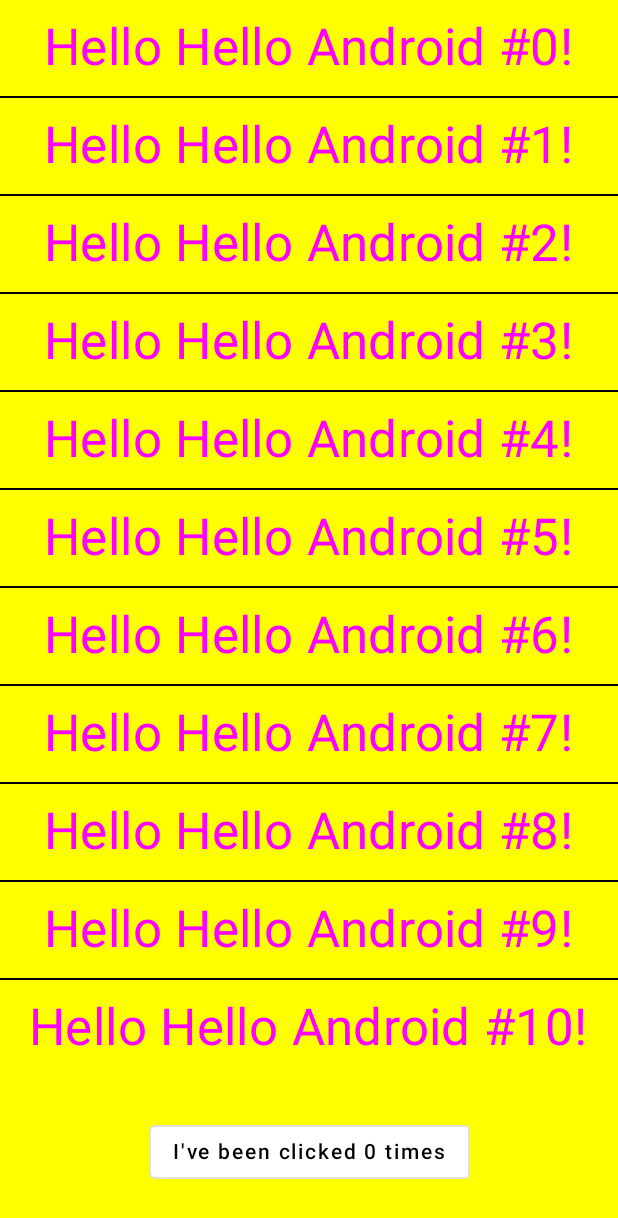
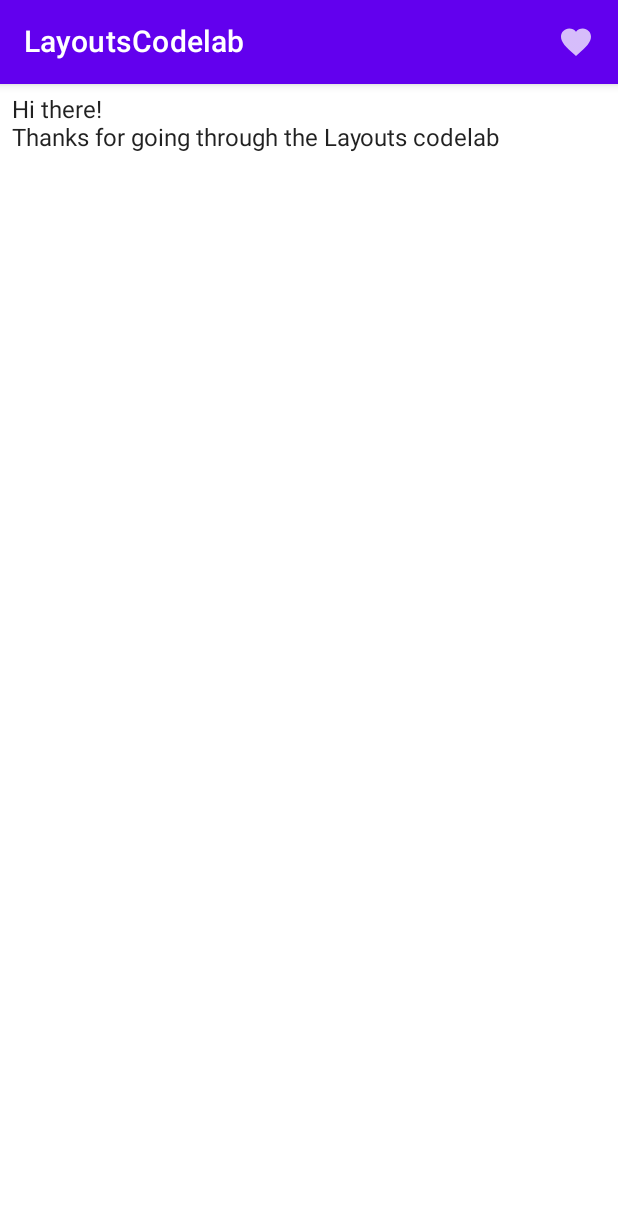
Before and after one commit to Coder481/Jetpack_Compose, an Android app built with Jetpack Compose: the @Preview function DefaultPreview, on a phone screen of 412 x 824 dp. Shown: the top 1218 px of the screen. Run offline under Robolectric (Android 15) with nearby library versions, the phone set to English and light mode, and no system bars; pictures from the network do not load.

Commit message:
Columns and Raws

```diff
--- a/app/src/main/AndroidManifest.xml
+++ b/app/src/main/AndroidManifest.xml
@@ -1,6 +1,8 @@
 <?xml version="1.0" encoding="utf-8"?>
 <manifest xmlns:android="http://schemas.android.com/apk/res/android"
     package="com.hrithik.composebasics">
+
+    <uses-permission android:name="android.permission.INTERNET"/>
 
     <application
         android:allowBackup="true"
@@ -12,7 +14,7 @@
         <activity
             android:name=".MainActivity"
             android:exported="true"
-            android:label="@string/app_name"
+            android:label="@string/title_activity_main"
             android:theme="@style/Theme.ComposeBasics.NoActionBar">
             <intent-filter>
                 <action android:name="android.intent.action.MAIN" />
--- a/app/src/main/java/com/hrithik/composebasics/MainActivity.kt
+++ b/app/src/main/java/com/hrithik/composebasics/MainActivity.kt
@@ -3,166 +3,211 @@ package com.hrithik.composebasics
 import android.os.Bundle
 import androidx.activity.ComponentActivity
 import androidx.activity.compose.setContent
-import androidx.compose.animation.animateColorAsState
-import androidx.compose.foundation.background
-import androidx.compose.foundation.clickable
-import androidx.compose.foundation.layout.Arrangement
-import androidx.compose.foundation.layout.Column
-import androidx.compose.foundation.layout.fillMaxHeight
-import androidx.compose.foundation.layout.padding
+import androidx.compose.foundation.*
+import androidx.compose.foundation.layout.*
 import androidx.compose.foundation.lazy.LazyColumn
-import androidx.compose.foundation.lazy.items
+import androidx.compose.foundation.lazy.rememberLazyListState
+import androidx.compose.foundation.shape.CircleShape
+import androidx.compose.foundation.shape.RoundedCornerShape
 import androidx.compose.material.*
-import androidx.compose.runtime.*
+import androidx.compose.material.icons.Icons
+import androidx.compose.material.icons.filled.Favorite
+import androidx.compose.runtime.Composable
+import androidx.compose.runtime.CompositionLocalProvider
+import androidx.compose.runtime.rememberCoroutineScope
 import androidx.compose.ui.Alignment
 import androidx.compose.ui.Modifier
-import androidx.compose.ui.graphics.Color
+import androidx.compose.ui.draw.clip
+import androidx.compose.ui.draw.shadow
+import androidx.compose.ui.text.font.FontWeight
 import androidx.compose.ui.tooling.preview.Preview
 import androidx.compose.ui.unit.dp
+import coil.annotation.ExperimentalCoilApi
+import coil.compose.rememberImagePainter
 import com.hrithik.composebasics.ui.theme.ComposeBasicsTheme
+import kotlinx.coroutines.launch
 
 class MainActivity : ComponentActivity() {
+    @ExperimentalCoilApi
     override fun onCreate(savedInstanceState: Bundle?) {
         super.onCreate(savedInstanceState)
         setContent {
-            MyApp {
-                MyGreetings()
+            ComposeBasicsTheme {
+                LazyList()
             }
         }
     }
 }
 
+
+
+
+
 @Composable
-fun MyApp(){
+fun LayoutsCodelab() {
+    Scaffold (
+        topBar = {
+            TopAppBar(
+                title = {
+                    Text(text = "LayoutsCodelab")
+                },
+                actions = {
+                    IconButton(onClick = { /* doSomething() */ }) {
+                        Icon(Icons.Filled.Favorite, contentDescription = null)
+                    }
+                }
+            )
+        }
+    ){ innerPadding ->
+        BodyContent(
+            Modifier
+                .padding(innerPadding)
+                .padding(8.dp))
+    }
+}
 
-    var isSelected by remember { mutableStateOf(false)}
+@Composable
+fun BodyContent(modifier: Modifier = Modifier) {
+    Column(modifier = modifier) {
+        Text(text = "Hi there!")
+        Text(text = "Thanks for going through the Layouts codelab")
+    }
+}
 
-    ComposeBasicsTheme {
-        // A surface container using the 'background' color from the theme
-        Surface(color = Color.Red) {
-            Greeting("Android",isSelected = isSelected, updateSelection = { newSelect -> isSelected = newSelect})
+
+
+
+
+
+
+@Composable
+fun SimpleList() {
+    // We save the scrolling position with this state that can also
+    // be used to programmatically scroll the list
+    val scrollState = rememberScrollState()
+
+    Column(Modifier.verticalScroll(scrollState)) {
+        repeat(100) {
+            Text("Item #$it")
         }
     }
 }
 
+@ExperimentalCoilApi
 @Composable
-fun MyApp(content: @Composable () -> Unit) {
-    ComposeBasicsTheme {
-        Surface(color = Color.Yellow) {
-            content()
+fun LazyList() {
+    // We save the scrolling position with this state that can also
+    // be used to programmatically scroll the list
+    val scrollState = rememberLazyListState()
+
+    val listSize = 100
+
+    // We save the coroutine scope where our animated scroll will be executed
+    val coroutineScope = rememberCoroutineScope()
+
+    Column {
+        Row {
+            Button(onClick = {
+                coroutineScope.launch {
+                    // 0 is the first item index
+                    scrollState.animateScrollToItem(0)
+                }
+            }) {
+                Text("Scroll to the top")
+            }
+
+            Button(onClick = {
+                coroutineScope.launch {
+                    // listSize - 1 is the last index of the list
+                    scrollState.animateScrollToItem(listSize - 1)
+                }
+            }) {
+                Text("Scroll to the end")
+            }
+        }
+
+        LazyColumn(state = scrollState) {
+            items(listSize) {
+                ImageListItem(index = it)
+            }
         }
     }
 }
 
+@ExperimentalCoilApi
 @Composable
-fun NameList(
-    names: List<String>,
-    modifier: Modifier = Modifier,
-    horizontalAlignment: Alignment.Horizontal
-) {
+fun ImageListItem(index: Int) {
+    Row(verticalAlignment = Alignment.CenterVertically) {
 
-    LazyColumn(
-        modifier = modifier
-        , horizontalAlignment = horizontalAlignment
-    ) {
-        items(
-            items = names
-        ) { name ->
+        Image(
+            painter = rememberImagePainter(
+                data = "https://developer.android.com/images/brand/Android_Robot.png"
+            ),
+            contentDescription = "Android Logo",
+            modifier = Modifier.size(50.dp)
+        )
+        Spacer(Modifier.width(10.dp))
+        Text("Item #$index", style = MaterialTheme.typography.subtitle1)
+    }
+}
 
-            var isSelected by remember { mutableStateOf(false)}
 
-            Greeting(
-                name = name,
-                isSelected = isSelected,
-                updateSelection = { newSelect ->
-                    isSelected = newSelect
-                }
-            )
+/**
+ * CompositionLocalProvider :   It allows us to pass data implicitly through the composition tree.
+ * LocalContentAlpha        :   Defining opacity level of its children
+ */
+@Composable
+fun PhotographerCard(modifier: Modifier = Modifier) {
+    Row(
+        modifier
+            .clickable { "" }
+            .clip(RoundedCornerShape(8.dp))
+            .shadow(3.dp)
+            .background(MaterialTheme.colors.surface)
+            .padding(16.dp)
+    ){
+        Surface(
+            modifier = Modifier.size(50.dp),
+            shape = CircleShape,
+            color = MaterialTheme.colors.onSurface.copy(alpha = 0.2f)
+        ) {
+            // Image goes here
+        }
 
-            Divider(color = Color.Black)
+        Column(
+            modifier = Modifier
+                .padding(start = 8.dp)
+                .align(Alignment.CenterVertically)
+        ) {
+            Text("Alfred Sisley", fontWeight = FontWeight.Bold)
+
+            CompositionLocalProvider(LocalContentAlpha provides ContentAlpha.medium) {
+                Text("3 minutes ago", style = MaterialTheme.typography.body2)
+            }
         }
     }
 }
 
+@Preview
 @Composable
-fun MyGreetings(names: List<String> = List(1000) { "Hello Android #$it" }){
-
-    val counterState = remember { mutableStateOf(0) }
-
-    Column (
-        modifier = Modifier.fillMaxHeight()
-        ,verticalArrangement = Arrangement.Center
-        , horizontalAlignment = Alignment.CenterHorizontally
-    ){
-//        Column(modifier = Modifier.weight(1f)
-//            , horizontalAlignment = Alignment.CenterHorizontally) {
-//            for (name : String in names){
-//                Greeting(name = name)
-//                Divider(color = Color.Black)
-//            }
-//        }
-
-        NameList(
-            names = names
-            , modifier = Modifier.weight(1f)
-            , horizontalAlignment = Alignment.CenterHorizontally
-        )
-
-//        Divider(color = Color.Transparent, thickness = 32.dp)
-        Counter(
-            count = counterState.value,
-            updateCount = { newCount ->
-                counterState.value = newCount
-            }
-        )
+fun PhotographerCardPreview() {
+    ComposeBasicsTheme {
+        PhotographerCard()
     }
 }
 
 @Composable
-fun Counter() {
-
-    val count = remember { mutableStateOf(0) }
-
-    Button(onClick = { count.value++ }, modifier = Modifier.padding(32.dp)) {
-        Text("I've been clicked ${count.value} times")
-    }
+fun Greeting(name: String) {
+    Text(text = "Hello $name!")
 }
 
-@Composable
-fun Counter(count: Int, updateCount: (Int) -> Unit) {
-    OutlinedButton(
-        onClick = { updateCount(count+1) },
-        modifier = Modifier.padding(32.dp),
-        colors = ButtonDefaults.buttonColors(
-            backgroundColor = if (count > 5) Color.Green else Color.White
-        )
-    ) {
 
-        Text("I've been clicked $count times")
-
-    }
-}
-
-@Composable
-fun Greeting(name: String, isSelected: Boolean, updateSelection : (Boolean) -> Unit) {
-
-//    var isSelected by remember { mutableStateOf(false)}
-    val backgroundColor by animateColorAsState(if(isSelected) Color.Green else Color.Transparent)
-
-
-    Text(text = "Hello $name!"
-        , modifier = Modifier.padding(12.dp)
-                    .background(color = backgroundColor)
-                    .clickable (onClick = {updateSelection(!isSelected)})
-        ,color = Color.Magenta
-        ,style = MaterialTheme.typography.h4)
-}
 
 
 @Preview(showBackground = true)
 @Composable
 fun DefaultPreview() {
-    MyApp {
-        MyGreetings()
+    ComposeBasicsTheme {
+        LayoutsCodelab()
     }
 }
--- a/app/src/main/res/values/strings.xml
+++ b/app/src/main/res/values/strings.xml
@@ -1,3 +1,4 @@
 <resources>
     <string name="app_name">Compose Basics</string>
+    <string name="title_activity_main">MainActivity</string>
 </resources>
--- a/build.gradle
+++ b/build.gradle
@@ -1,7 +1,7 @@
 // Top-level build file where you can add configuration options common to all sub-projects/modules.
 buildscript {
     ext {
-        compose_version = '1.0.1'
+        compose_version = '1.0.5'
     }
     repositories {
         google()
```
Also changed, not shown: app/build.gradle (+7 -0 lines).
